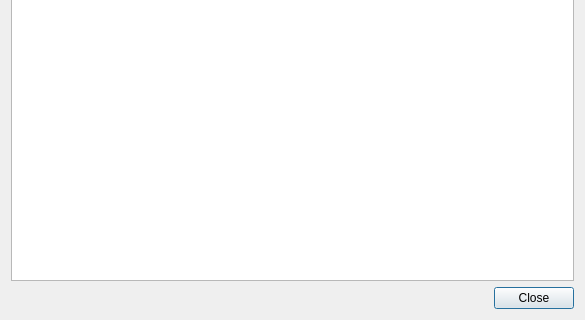
Before: the Qt Designer form src/ui/logdialog.ui in hluk/CopyQ, drawn with Qt 5; both pictures show x 0 to 585 and y 360 to 680 of the 585 by 680 pixel window.
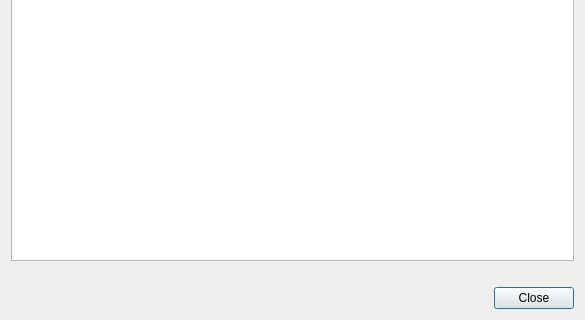
After: the same form once the commit is applied.

Commit message: Increase log size and show only part of log in log dialog

What changed in the file:
```diff
--- a/src/ui/logdialog.ui
+++ b/src/ui/logdialog.ui
@@ -28,7 +28,18 @@
     </widget>
    </item>
    <item>
-    <layout class="QHBoxLayout" name="layoutFilters"/>
+    <layout class="QHBoxLayout" name="layoutFilters">
+     <item>
+      <widget class="QLabel" name="labelLogFileName">
+       <property name="text">
+        <string/>
+       </property>
+       <property name="textInteractionFlags">
+        <set>Qt::LinksAccessibleByMouse|Qt::TextSelectableByMouse</set>
+       </property>
+      </widget>
+     </item>
+    </layout>
    </item>
    <item>
     <widget class="QDialogButtonBox" name="buttonBox">
```
The commit also changes 3 other files.
